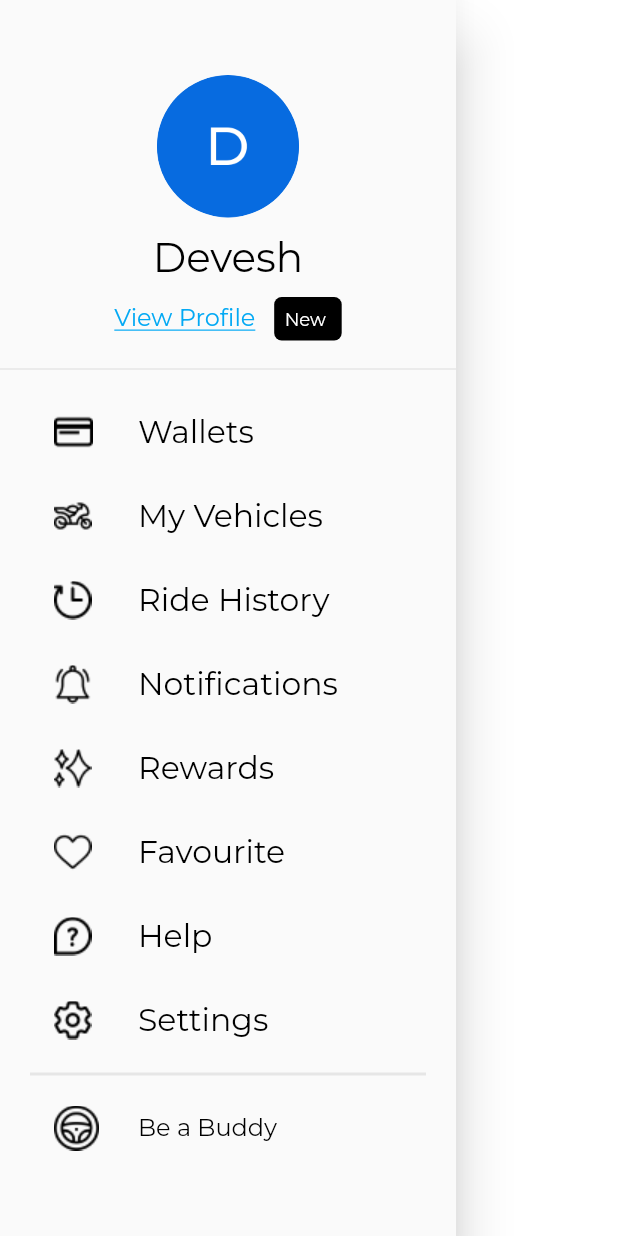
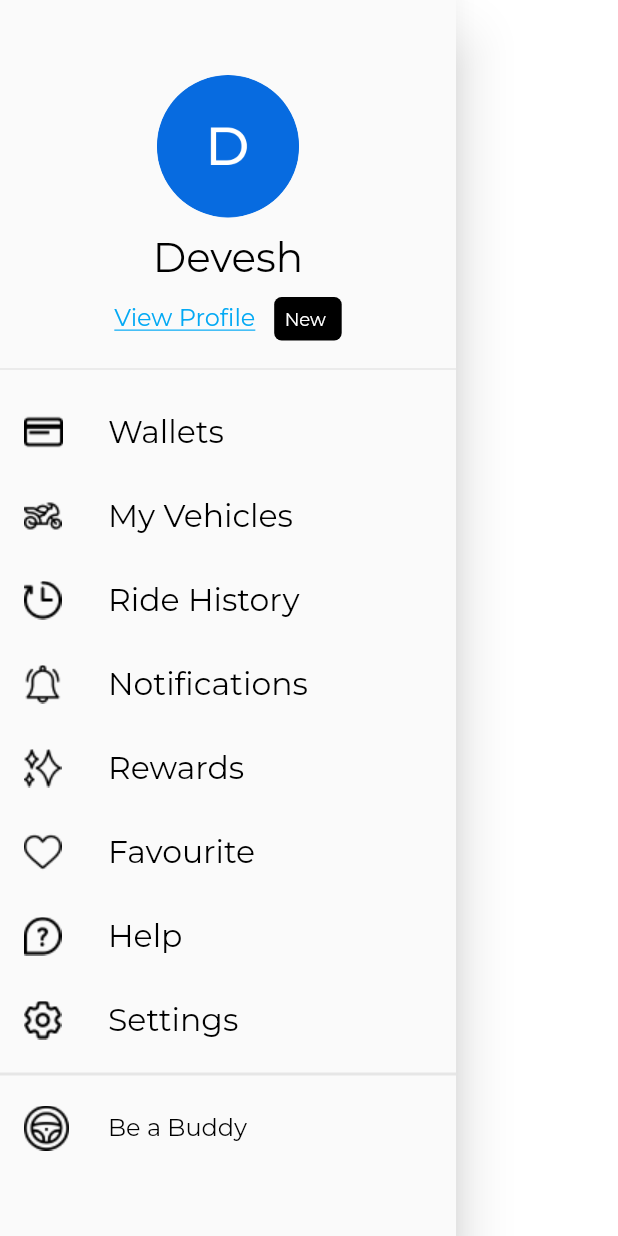
Before and after one commit to AbishekGhalley/App_Development_Project, a Flutter app: the Navbar widget shown alone on an empty page, opened directly, on a phone screen of 412 x 824 dp. Run offline on Flutter 3.47's test engine with Material 2 defaults, Android fonts, the phone set to English and light mode, and no system bars; our stand-ins replace dotted_border, flutter_svg, google_fonts.

Commit message:
navbar completely fixed

```diff
--- a/lib/features/hamburger/view/Navbar.dart
+++ b/lib/features/hamburger/view/Navbar.dart
@@ -91,7 +91,6 @@ class Navbar extends StatelessWidget {
                   ])),
           Expanded(
             child: ListView(
-              padding: EdgeInsets.symmetric(horizontal: 20),
               children: [
                 ListTile(
                   leading: Image.asset(AssetsConstants.card),
```
